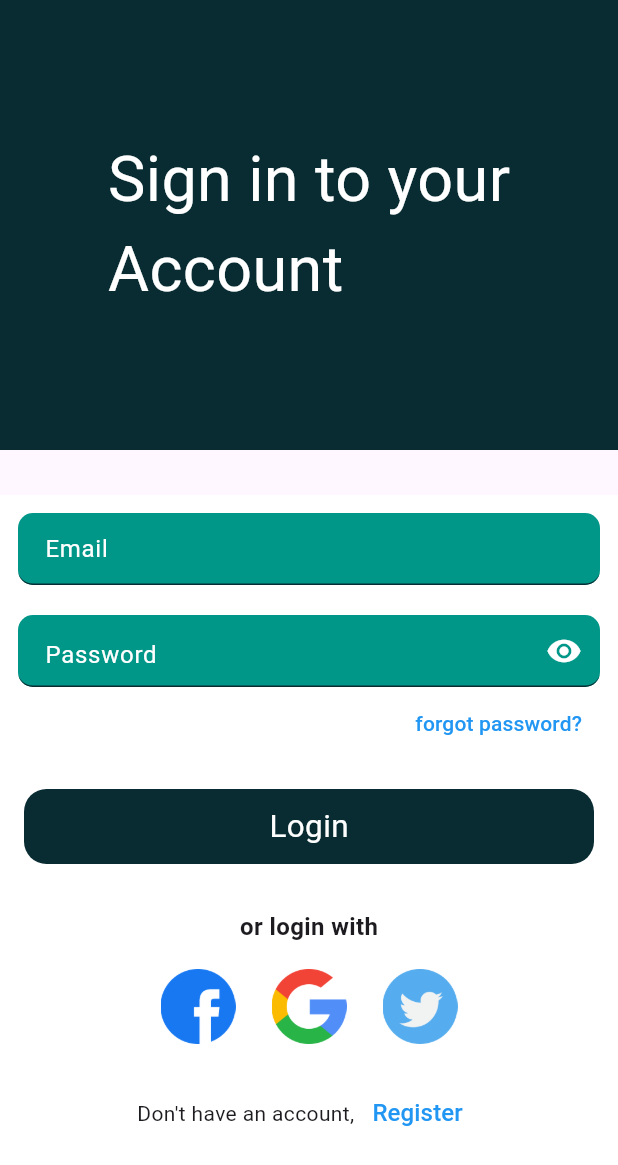
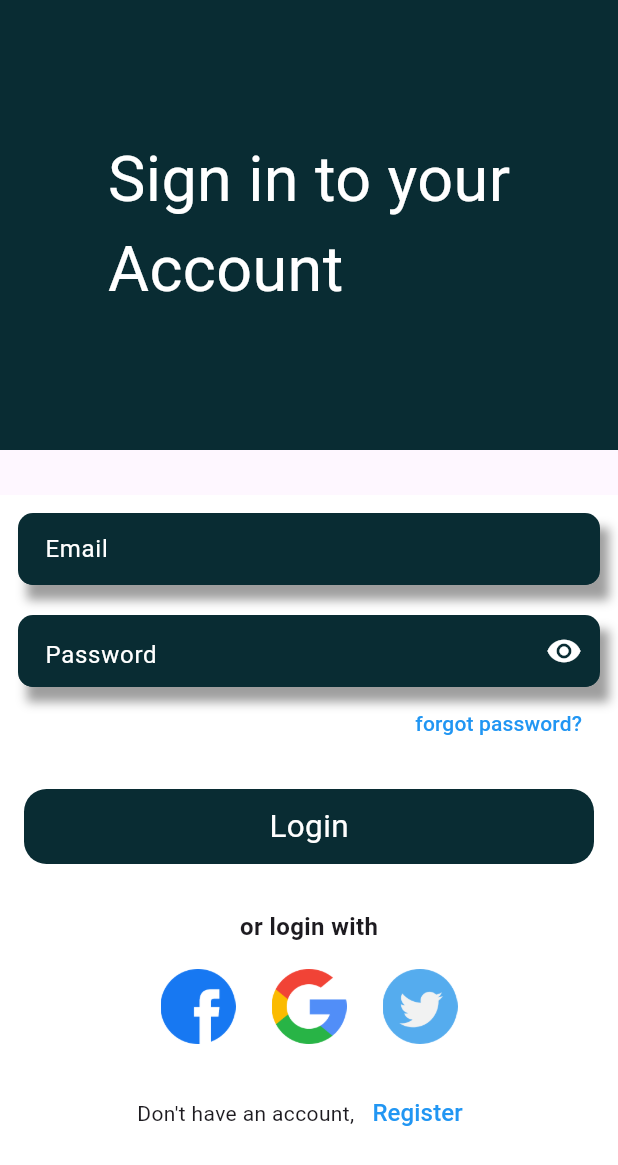
Before and after one commit to Afaqmazhar/ideaConnectGit, a Flutter app: the screen it shows after launch, on a phone screen of 412 x 824 dp. Shown: the top 1165 px of the screen. Run offline on Flutter 3.47's test engine with Material 3 defaults, Android fonts, the phone set to English and light mode, and no system bars; our stand-ins replace cloud_firestore, firebase_auth, firebase_core, firebase_storage, flutter_zoom_drawer, fluttertoast and 3 more; accounts and stored records are empty; Roboto replaces fonts that are missing (Arial).

Commit message:
change the color of text form fields and the color of circular progress indicator and that's it

```diff
--- a/lib/auth/login.dart
+++ b/lib/auth/login.dart
@@ -27,8 +27,6 @@ class LoginPageState extends State<LoginPage> {
   final TextEditingController passwordController = TextEditingController();
   FocusNode emailFocusNode = FocusNode();
   FocusNode passwordNode = FocusNode();
-
-
 
   // ignore: unused_field
   final _auth = FirebaseAuth.instance;
@@ -68,15 +66,24 @@ class LoginPageState extends State<LoginPage> {
                       mainAxisAlignment: MainAxisAlignment.center,
                       crossAxisAlignment: CrossAxisAlignment.center,
                       children: [
-                        TextFormField(
+                        Container(
+                          decoration: const BoxDecoration(
+                            boxShadow: [
+                              BoxShadow(
+                                color: Colors.grey,
+                                offset: Offset(6.0, 10.0),
+                                blurRadius: 5.0,
+                              ),
+                            ],
+                          ),
+                          child: TextFormField(
                             controller: emailController,
                             style: const TextStyle(color: Colors.white),
                             decoration: InputDecoration(
-
                               hintStyle: const TextStyle(color: Colors.white),
                               labelStyle: const TextStyle(color: Colors.white),
                               filled: true,
-                            fillColor: Colors.teal,
+                              fillColor: const Color(0xff092C33),
                               hintText: 'Email',
                               enabled: true,
                               contentPadding: const EdgeInsets.only(
@@ -91,8 +98,9 @@ class LoginPageState extends State<LoginPage> {
                               ),
                             ),
                             focusNode: emailFocusNode,
-                          onFieldSubmitted: (value){
-                            Utils.fieldFocus(context, emailFocusNode, passwordNode);
+                            onFieldSubmitted: (value) {
+                              Utils.fieldFocus(
+                                  context, emailFocusNode, passwordNode);
                             },
                             validator: (value) {
                               if (value!.isEmpty) {
@@ -111,10 +119,21 @@ class LoginPageState extends State<LoginPage> {
                             },
                             keyboardType: TextInputType.emailAddress,
                           ),
+                        ),
                         const SizedBox(
                           height: 20,
                         ),
-                        TextFormField(
+                        Container(
+                          decoration: const BoxDecoration(
+                            boxShadow: [
+                              BoxShadow(
+                                color: Colors.grey,
+                                offset: Offset(6.0, 10.0),
+                                blurRadius: 5.0,
+                              ),
+                            ],
+                          ),
+                          child: TextFormField(
                             controller: passwordController,
                             obscureText: _isObscure3,
                             style: const TextStyle(color: Colors.white),
@@ -133,7 +152,7 @@ class LoginPageState extends State<LoginPage> {
                                     });
                                   }),
                               filled: true,
-                            fillColor: Colors.teal,
+                              fillColor: const Color(0xff092C33),
                               hintText: 'Password',
                               enabled: true,
                               contentPadding: const EdgeInsets.only(
@@ -163,20 +182,23 @@ class LoginPageState extends State<LoginPage> {
                             },
                             keyboardType: TextInputType.emailAddress,
                           ),
+                        ),
                         Align(
                             alignment: Alignment.centerRight,
                             child: TextButton(
                                 onPressed: () {
-                                  Get.to(()=>const ForGotPass());
+                                  Get.to(() => const ForGotPass());
                                 },
                                 child: 'forgot password?'
                                     .text
                                     .color(Colors.blue)
                                     .make())),
-
                         const SizedBox(
                           height: 20,
                         ),
+                        Stack(
+                          alignment: Alignment.center,
+                            children: [
                           "Login"
                               .text
                               .white
@@ -194,9 +216,14 @@ class LoginPageState extends State<LoginPage> {
                             setState(() {
                               visible = true;
                             });
-                          signIn(emailController.text, passwordController.text);
+                            signIn(
+                                emailController.text, passwordController.text);
                           }),
-                        if (_isLoading) const CircularProgressIndicator(),
+                          if (_isLoading) const CircularProgressIndicator(
+                            color: Colors.white,
+                            strokeWidth: 4,
+                          ),
+                        ]),
                         30.heightBox,
                         'or login with'.text.size(16).bold.make(),
                         5.heightBox,
@@ -273,7 +300,7 @@ class LoginPageState extends State<LoginPage> {
               builder: (context) => const HomePageAdmins(),
             ),
           );
-        } else if (documentSnapshot.get('role') == "Investor"){
+        } else if (documentSnapshot.get('role') == "Investor") {
           Navigator.pushReplacement(
             context,
             MaterialPageRoute(
@@ -293,7 +320,6 @@ class LoginPageState extends State<LoginPage> {
         _isLoading = true; // Show circular progress indicator
       });
       try {
-
         // ignore: unused_local_variable
         UserCredential userCredential =
             await FirebaseAuth.instance.signInWithEmailAndPassword(
@@ -309,7 +335,7 @@ class LoginPageState extends State<LoginPage> {
         } else if (e.code == 'wrong-password') {
           print('Wrong password provided for that user.');
         }
-      }finally {
+      } finally {
         setState(() {
           _isLoading = false; // Hide circular progress indicator
         });
```
Lines whose indentation alone changed are shown as unchanged.
